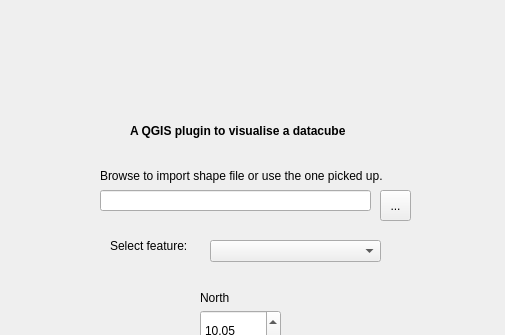
Above: shapefile_dialog.ui from JennyL5/assimila_datacube_plugin2 before the change; both pictures show x 0 to 505 and y 0 to 335 of the 505 by 530 pixel window. Below: the same form after it.
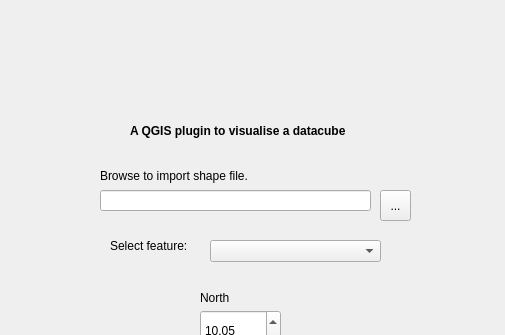
That is the form after the change. Icons and pictures are not drawn. Custom widgets are drawn as their Qt base class.

Commit message: updated the shapefile import

Diff of the .ui file:
```diff
--- a/shapefile_dialog.ui
+++ b/shapefile_dialog.ui
@@ -213,7 +213,7 @@
     </rect>
    </property>
    <property name="text">
-    <string>Browse to import shape file or use the one picked up.</string>
+    <string>Browse to import shape file.</string>
    </property>
   </widget>
   <widget class="QToolButton" name="btn_browse_shapefile">
```
The commit also changes 1 other file.
